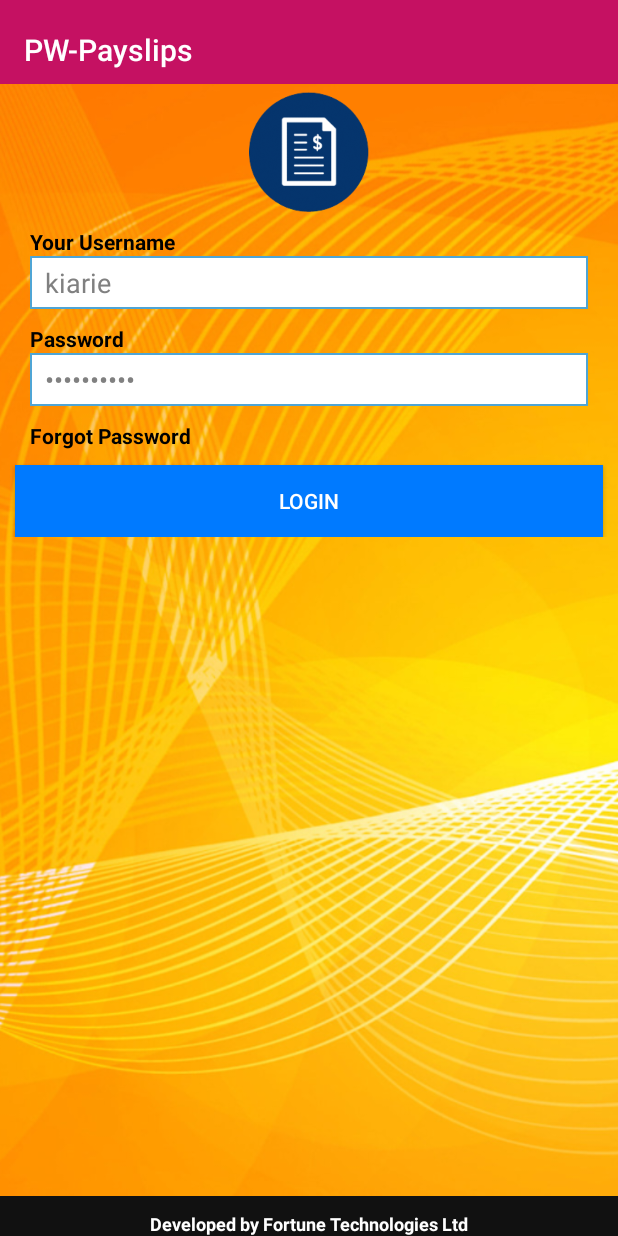
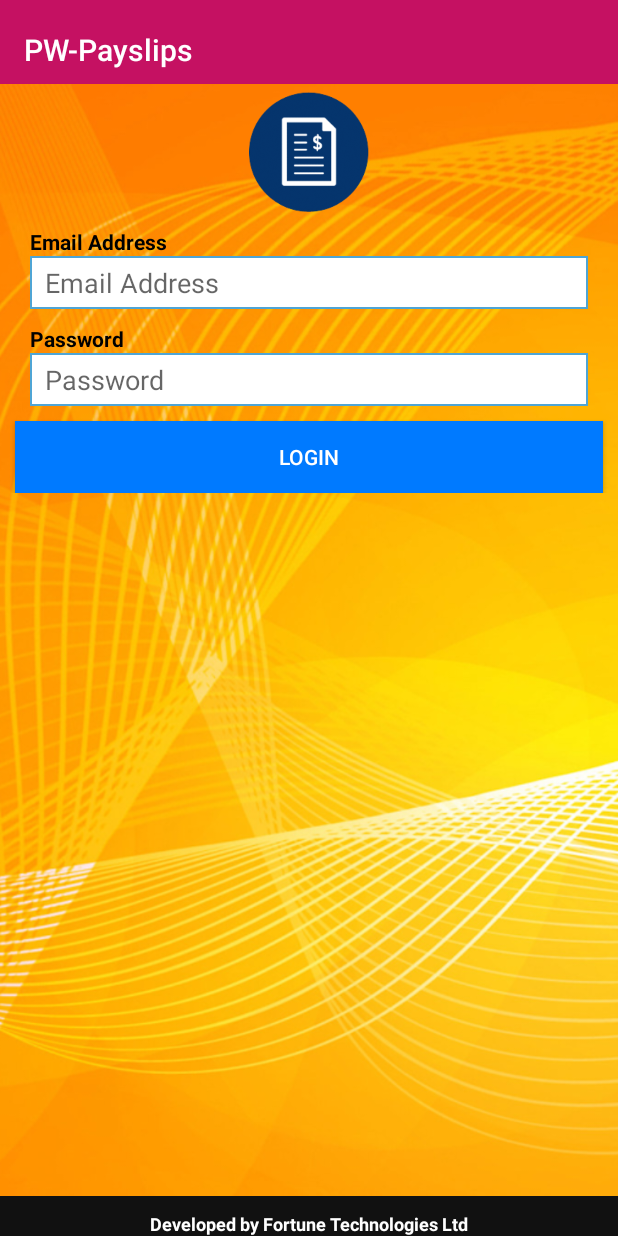
Before and after one commit to NyagakaEnock/MPayslips, an Android app: the screen it shows after launch (Login), on a phone screen of 412 x 824 dp. Run offline under Robolectric (Android 15) with nearby library versions, the phone set to English and light mode, and no system bars; libraries missing offline, so code that uses them is left out: com.squareup.okhttp, retrofit.client.

Commit message:
Jumbo chem installation

```diff
--- a/app/src/main/java/activity/Login.java
+++ b/app/src/main/java/activity/Login.java
@@ -90,6 +90,7 @@ public class Login extends AppCompatActivity implements View.OnClickListener{
                         try {
                             reader = new BufferedReader(new InputStreamReader(result.getBody().in()));
                             output = reader.readLine();
+
                             if(!output.equals("False"))
                             {
 
@@ -113,7 +114,7 @@ public class Login extends AppCompatActivity implements View.OnClickListener{
                     @Override
                     public void failure(RetrofitError error) {
                         loading.dismiss();
-                        MyalertDialog("Connection Failed. Please Try again "+error.toString());
+                        MyalertDialog("Connection Failed.\n Please check your internet connection and try again."+error.getMessage());
                     }
                 }
         );
--- a/app/src/main/java/model/EmployeeAPI.java
+++ b/app/src/main/java/model/EmployeeAPI.java
@@ -33,7 +33,6 @@ public interface EmployeeAPI {
     @FormUrlEncoded
     @POST("/Home/ChangePassword")
     public void ChangePassword(
-            @Field("Current") String Current,
             @Field("Confirm") String Password,
             @Field("StaffIDNO") String StaffId,
             Callback<Response> callback);
--- a/app/src/main/java/model/Globals.java
+++ b/app/src/main/java/model/Globals.java
@@ -25,7 +25,7 @@ import activity.Dashboard;
  * Created by Enock on 9/28/2016.
  */
 public class Globals {
-    public final String ROOT_URL = "http://192.168.1.157:8012/M-Payslips";
+    public final String ROOT_URL = "http://192.168.1.98:8012/M-Payslips";
     //public final String ROOT_URL = "http://192.168.42.164:8012/M-Payslips";
     private Resources mResources;
     private Bitmap mBitmap;
--- a/app/src/main/res/layout/logindetails.xml
+++ b/app/src/main/res/layout/logindetails.xml
@@ -25,15 +25,15 @@
             <TextView
                 android:layout_width="match_parent"
                 android:layout_height="wrap_content"
-                android:text="Your Username"
+                android:text="Email Address"
                 style="@style/App_TextViewStyle"
                 android:id="@+id/userTextView"/>
             <EditText
                 android:id="@+id/loginEmail"
-                android:hint="Username"
+                android:hint="Email Address"
                 style="@style/App_EditTextStyle"
                 android:inputType="textEmailAddress"
-                android:text="kiarie"
+                android:text=""
                 android:layout_below="@id/userTextView"/>
 
             <TextView
@@ -46,13 +46,8 @@
                 android:hint="Password"
                 style="@style/App_EditTextStyle"
                 android:inputType="textPassword"
-                android:text="0703212414" />
+                android:text="" />
 
-              <TextView
-                  android:layout_width="match_parent"
-                  android:layout_height="wrap_content"
-                  android:text="Forgot Password"
-                  style="@style/App_TextViewStyle"/>
               <Button android:id="@+id/btnLogin"
                   android:layout_width="match_parent"
                   android:layout_height="wrap_content"
--- a/build.gradle
+++ b/build.gradle
@@ -5,7 +5,7 @@ buildscript {
         jcenter()
     }
     dependencies {
-        classpath 'com.android.tools.build:gradle:2.1.2'
+        classpath 'com.android.tools.build:gradle:2.2.3'
        // compile "com.android.support:support-v4:24.1.1"
         // NOTE: Do not place your application dependencies here; they belong
         // in the individual module build.gradle files
```
Also changed, not shown: app/src/main/java/activity/Dashboard.java (+2 -6 lines), app/src/main/java/activity/MainActivity.java (+13 -14 lines), app/src/main/java/activity/P9Form.java (+15 -3 lines), app/src/main/java/activity/PaySlip.java (+21 -4 lines), app/src/main/res/layout/payslip_password.xml (+1 -13 lines), gradle/wrapper/gradle-wrapper.properties.
